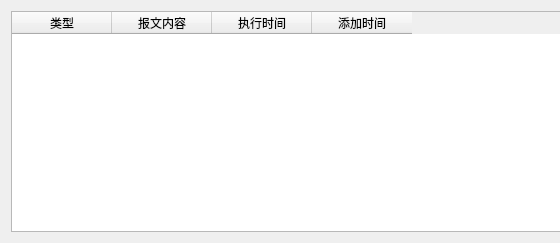
Old version of the form tafor/components/ui/task.ui in the repository up1and/tafor; both pictures show x 0 to 560 and y 0 to 243 of the 950 by 243 pixel window.
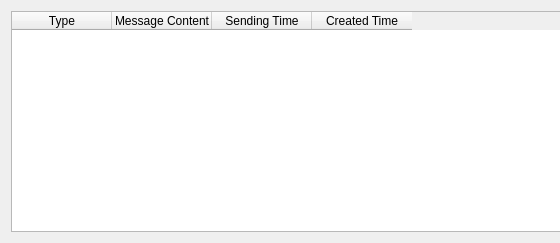
New version of the form.

```diff
--- a/tafor/components/ui/task.ui
+++ b/tafor/components/ui/task.ui
@@ -21,22 +21,22 @@
      </property>
      <column>
       <property name="text">
-       <string>类型</string>
+       <string>Type</string>
       </property>
      </column>
      <column>
       <property name="text">
-       <string>报文内容</string>
+       <string>Message Content</string>
       </property>
      </column>
      <column>
       <property name="text">
-       <string>执行时间</string>
+       <string>Sending Time</string>
       </property>
      </column>
      <column>
       <property name="text">
-       <string>添加时间</string>
+       <string>Created Time</string>
       </property>
      </column>
     </widget>
```
Left out of the diff: 2 changed lines with no effect on the pictures.
